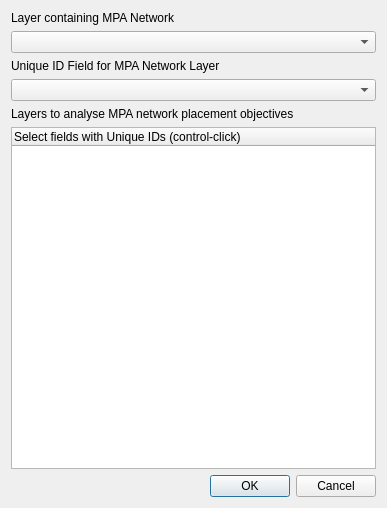
Qt form MPA_postHocAccounting_dialog_base.ui (MACBIO/MPAPostHocAccounting) before a commit.
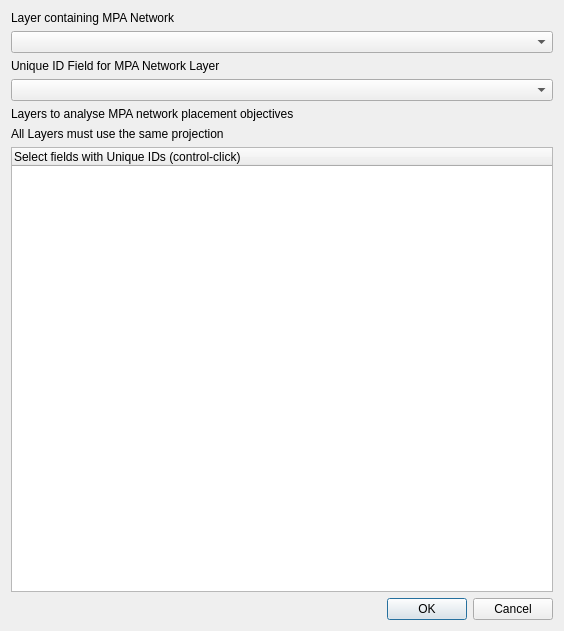
The same form after that commit. Custom widgets are drawn as their Qt base class.

Commit message: Changed distance calculation to use QgsDistanceArea

Patch:
```diff
--- a/MPA_postHocAccounting_dialog_base.ui
+++ b/MPA_postHocAccounting_dialog_base.ui
@@ -6,8 +6,8 @@
    <rect>
     <x>0</x>
     <y>0</y>
-    <width>387</width>
-    <height>508</height>
+    <width>564</width>
+    <height>631</height>
    </rect>
   </property>
   <property name="windowTitle">
@@ -69,6 +69,13 @@
        </property>
       </widget>
      </item>
+     <item>
+      <widget class="QLabel" name="label_4">
+       <property name="text">
+        <string>All Layers must use the same projection</string>
+       </property>
+      </widget>
+     </item>
      <item>
       <widget class="QTreeWidget" name="inData">
        <property name="baseSize">
```
The commit also changes 1 other file.
